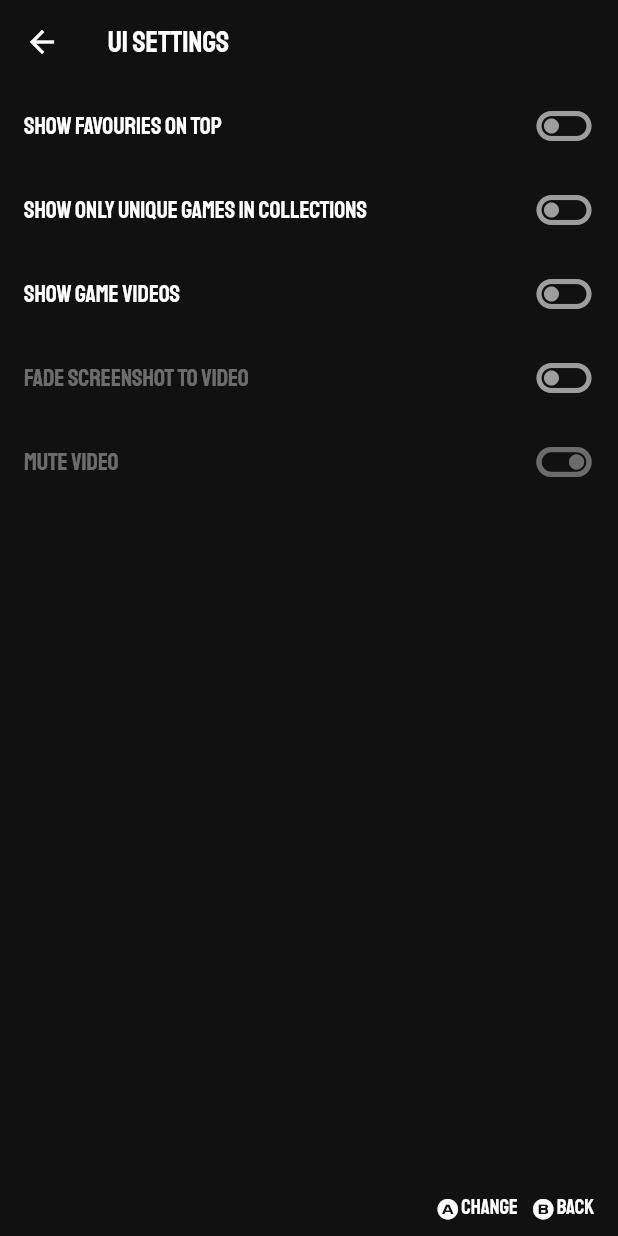
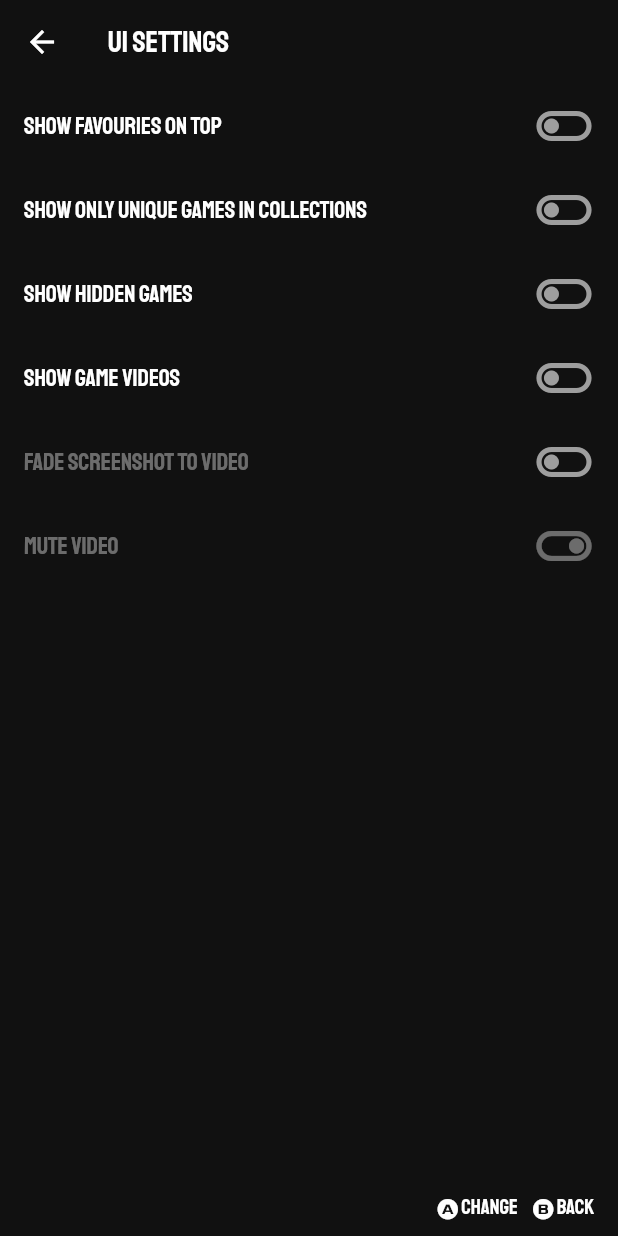
Before and after one commit to dsolonenko/titanius-launcher, a Flutter app: the UISettingsPage screen opened by its route, on a phone screen of 412 x 824 dp. Run offline on Flutter 3.47's test engine with Material 2 defaults, Android fonts, the phone set to English and light mode, and no system bars; our stand-ins replace battery_plus, cached_network_image, connectivity_plus, flex_color_scheme, flutter_hooks, flutter_rating_bar and 13 more; missing offline and left inert: android_intent_plus, async_task, cached_memory_image, device_apps, onscreen_keyboard, shared_storage and 1 more; accounts and stored records are empty; generated files the repository leaves out were written again.

Commit message:
Show hidden games

```diff
--- a/lib/data/models.dart
+++ b/lib/data/models.dart
@@ -109,6 +109,7 @@ class Game {
   final double? rating;
   bool favorite;
   bool isFolder;
+  bool hidden;
 
   Game(
     this.system,
@@ -130,6 +131,7 @@ class Game {
     this.year,
     this.favorite = false,
     this.isFolder = false,
+    this.hidden = false,
   });
 
   String get romPath => "$path/${rom.replaceFirst("./", "")}";
@@ -154,6 +156,7 @@ class Game {
     final video = node.findElements("video").firstOrNull?.text;
     final thumbnail = node.findElements("thumbnail").firstOrNull?.text;
     final favorite = node.findElements("favorite").firstOrNull?.text == "true";
+    final hidden = node.findElements("hidden").firstOrNull?.text == "true";
     return Game(system, name, romsPath, path.substring(0, path.lastIndexOf("/")), path,
         id: id,
         description: description,
@@ -168,6 +171,7 @@ class Game {
         players: players,
         year: year,
         favorite: favorite,
-        isFolder: node is XmlElement && node.name.local == "folder");
+        isFolder: node is XmlElement && node.name.local == "folder",
+        hidden: hidden);
   }
 }
--- a/lib/data/repo.dart
+++ b/lib/data/repo.dart
@@ -17,6 +17,7 @@ class Settings {
   Settings(this.settings, this.favourites);
 
   bool get favouritesOnTop => _getBoolean('favouritesOnTop', false);
+  bool get showHiddenGames => _getBoolean('showHiddenGames', false);
   bool get uniqueGamesInCollections => _getBoolean('uniqueGamesInCollections', false);
   bool get compactGameList => _getBoolean('compactGameList', false);
   bool get showGameVideos => _getBoolean('showGameVideos', false);
@@ -101,6 +102,10 @@ class SettingsRepo {
 
   Future<void> setFavoutesOnTop(bool value) async {
     return _setBoolean('favouritesOnTop', value);
+  }
+
+  Future<void> setShowHiddenGames(bool value) async {
+    return _setBoolean('showHiddenGames', value);
   }
 
   Future<void> setUniqueGamesInCollections(bool value) async {
--- a/lib/pages/settings/ui.dart
+++ b/lib/pages/settings/ui.dart
@@ -36,6 +36,8 @@ class UISettingsPage extends HookConsumerWidget {
                   (p0, p1) => p0.setFavoutesOnTop(p1)),
               _setting(ref, selectedSetting, 'Show Only Unique Games In Collections', settings.uniqueGamesInCollections,
                   true, (p0, p1) => p0.setUniqueGamesInCollections(p1)),
+              _setting(ref, selectedSetting, 'Show Hidden Games', settings.showHiddenGames, true,
+                  (p0, p1) => p0.setShowHiddenGames(p1)),
               _setting(ref, selectedSetting, 'Show Game Videos', settings.showGameVideos, true,
                   (p0, p1) => p0.setShowGameVideos(p1)),
               _setting(ref, selectedSetting, 'Fade Screenshot To Video', settings.fadeToVideo, settings.showGameVideos,
```
Also changed, not shown: lib/data/games.dart (+6 -1 lines), lib/pages/games.dart (+11 -8 lines).
